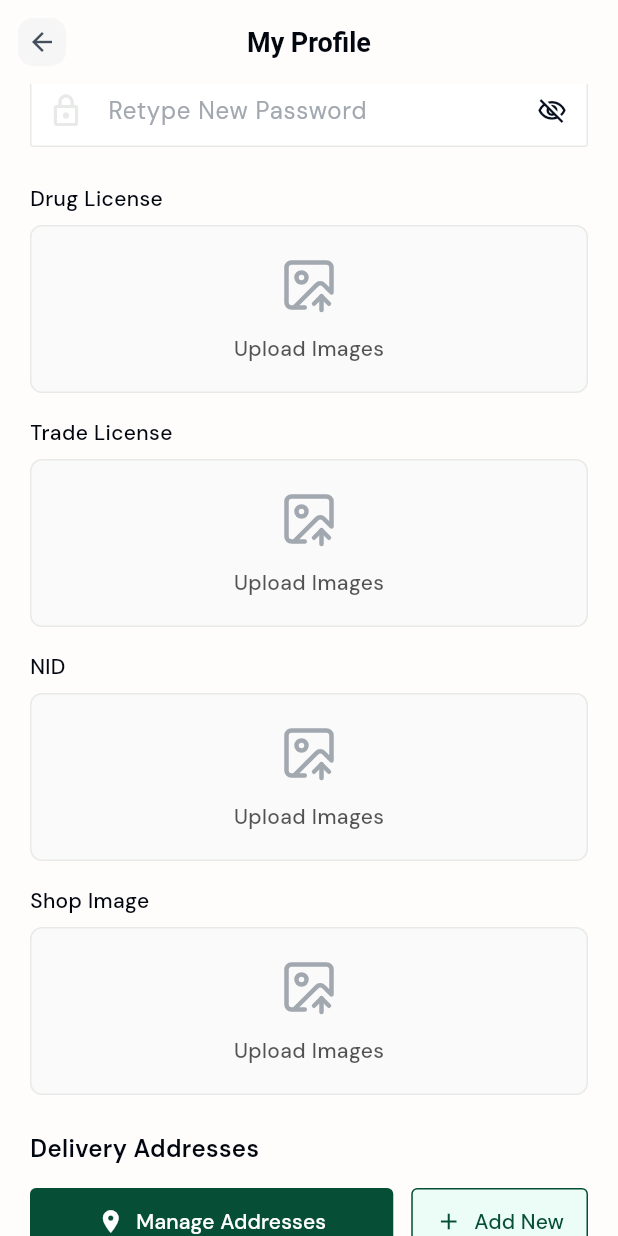
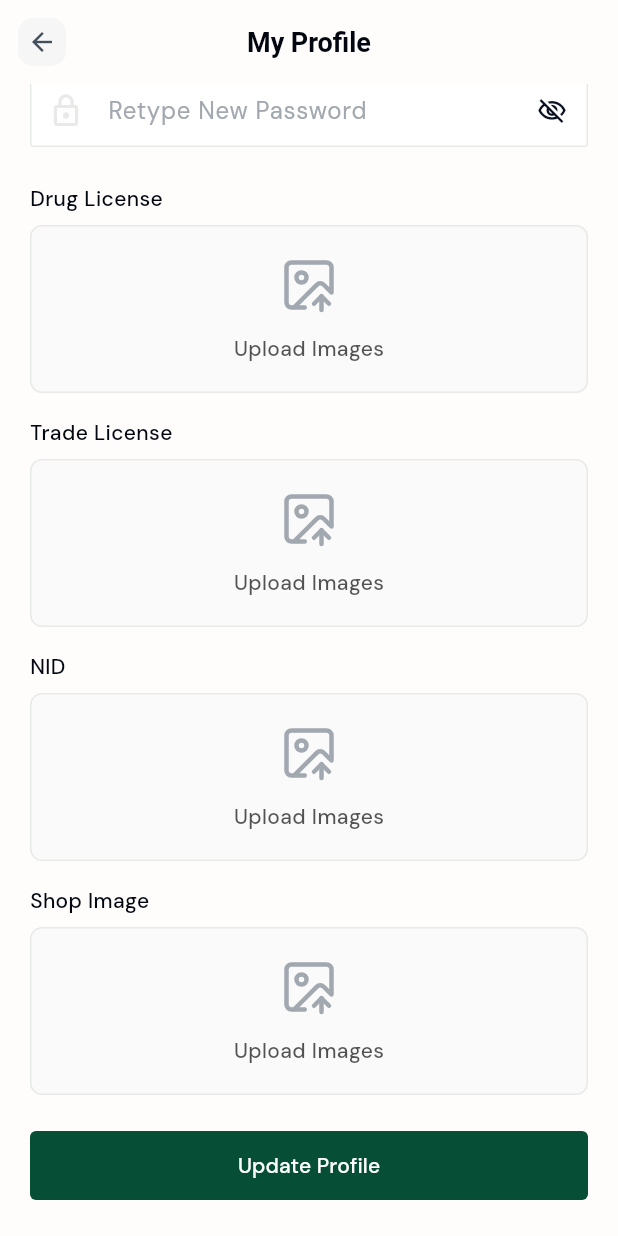
Before and after one commit to ratulhasanruhan/care_life_touch, a Flutter app: the ProfileView screen opened by its route, scrolled down 450 dp, on a phone screen of 412 x 824 dp. Run offline on Flutter 3.47's test engine with Material 3 defaults, Android fonts, the phone set to English and light mode, and no system bars; our stand-ins replace carousel_slider, flutter_image_compress, flutter_map, flutter_rating_bar, flutter_slidable, flutter_spinkit and 12 more; accounts and stored records are empty; network calls fail.

Commit message:
refactor address management UI and navigation

```diff
--- a/lib/app/modules/address/views/add_address_view.dart
+++ b/lib/app/modules/address/views/add_address_view.dart
@@ -96,7 +96,6 @@ class AddAddressView extends GetView<AddressController> {
                       child: Obx(() {
                         return SizedBox(
                           width: double.infinity,
-                          height: 44,
                           child: ElevatedButton(
                             onPressed: controller.isLoading.value
                                 ? null
--- a/lib/app/modules/address/views/address_list_view.dart
+++ b/lib/app/modules/address/views/address_list_view.dart
@@ -1,3 +1,4 @@
+import 'package:care_life_touch/app/global_widgets/primary_appbar.dart';
 import 'package:flutter/material.dart';
 import 'package:get/get.dart';
 import '../controllers/address_controller.dart';
@@ -11,12 +12,9 @@ class AddressListView extends GetView<AddressController> {
     final isPickerMode = args is Map && args['pickerMode'] == true;
 
     return Scaffold(
-      appBar: AppBar(
-        title: Text(isPickerMode ? 'Choose Address' : 'My Addresses'),
-        centerTitle: true,
-        elevation: 0,
+      appBar: PrimaryAppBar(
+        title: isPickerMode ? 'Choose Address' : 'My Addresses',
         backgroundColor: Colors.white,
-        foregroundColor: Colors.black,
       ),
       body: Obx(() {
         if (controller.isLoading.value) {
--- a/lib/app/modules/more/controllers/more_controller.dart
+++ b/lib/app/modules/more/controllers/more_controller.dart
@@ -4,6 +4,7 @@ import '../../../data/providers/storage_provider.dart';
 import '../../../data/repositories/auth_repository.dart';
 import '../../legal/routes.dart';
 import '../../../routes/app_pages.dart';
+import '../../address/views/routes.dart';
 
 class MoreController extends GetxController {
   // User information
@@ -59,8 +60,7 @@ class MoreController extends GetxController {
   }
 
   void navigateToAddress() {
-    // TODO: Add address route
-    Get.snackbar('Coming Soon', 'Address management feature');
+    Get.toNamed(AddressRoutes.addresses);
   }
 
   void navigateToOrders() {
--- a/lib/app/modules/profile/views/profile_view.dart
+++ b/lib/app/modules/profile/views/profile_view.dart
@@ -152,8 +152,6 @@ class ProfileView extends GetView<ProfileController> {
                   imageFile: controller.shopImage,
                 ),
                 const SizedBox(height: 24),
-                _buildAddressesSection(),
-                const SizedBox(height: 24),
                 Obx(
                   () => CustomButton(
                     text: 'Update Profile',
@@ -257,76 +255,6 @@ class ProfileView extends GetView<ProfileController> {
     );
   }
 
-  Widget _buildAddressesSection() {
-    return Column(
-      crossAxisAlignment: CrossAxisAlignment.start,
-      children: [
-        const Text(
-          'Delivery Addresses',
-          style: TextStyle(
-            fontSize: 16,
-            fontWeight: FontWeight.w600,
-            height: 1.5,
-            color: Color(0xFF01060F),
-          ),
-        ),
-        const SizedBox(height: 12),
-        Row(
-          children: [
-            Expanded(
-              child: ElevatedButton.icon(
-                onPressed: () => Get.toNamed('/addresses'),
-                style: ElevatedButton.styleFrom(
-                  backgroundColor: const Color(0xFF064E36),
-                  padding: const EdgeInsets.symmetric(
-                    horizontal: 16,
-                    vertical: 12,
-                  ),
-                  shape: RoundedRectangleBorder(
-                    borderRadius: BorderRadius.circular(4),
-                  ),
-                ),
-                icon: const Icon(Icons.location_on, size: 18),
-                label: const Text(
-                  'Manage Addresses',
-                  style: TextStyle(
-                    fontSize: 14,
-                    fontWeight: FontWeight.w500,
-                    color: Colors.white,
-                  ),
-                ),
-              ),
-            ),
-            const SizedBox(width: 12),
-            ElevatedButton.icon(
-              onPressed: () => Get.toNamed('/addresses/add'),
-              style: ElevatedButton.styleFrom(
-                backgroundColor: const Color(0xFFECFDF7),
-                padding: const EdgeInsets.symmetric(
-                  horizontal: 16,
-                  vertical: 12,
-                ),
-                shape: RoundedRectangleBorder(
-                  borderRadius: BorderRadius.circular(4),
-                  side: const BorderSide(color: Color(0xFF064E36)),
-                ),
-              ),
-              icon: const Icon(Icons.add, size: 18, color: Color(0xFF064E36)),
-              label: const Text(
-                'Add New',
-                style: TextStyle(
-                  fontSize: 14,
-                  fontWeight: FontWeight.w500,
-                  color: Color(0xFF064E36),
-                ),
-              ),
-            ),
-          ],
-        ),
-      ],
-    );
-  }
-
   Widget _buildUploadPlaceholder() {
     return Center(
       child: Column(
```
